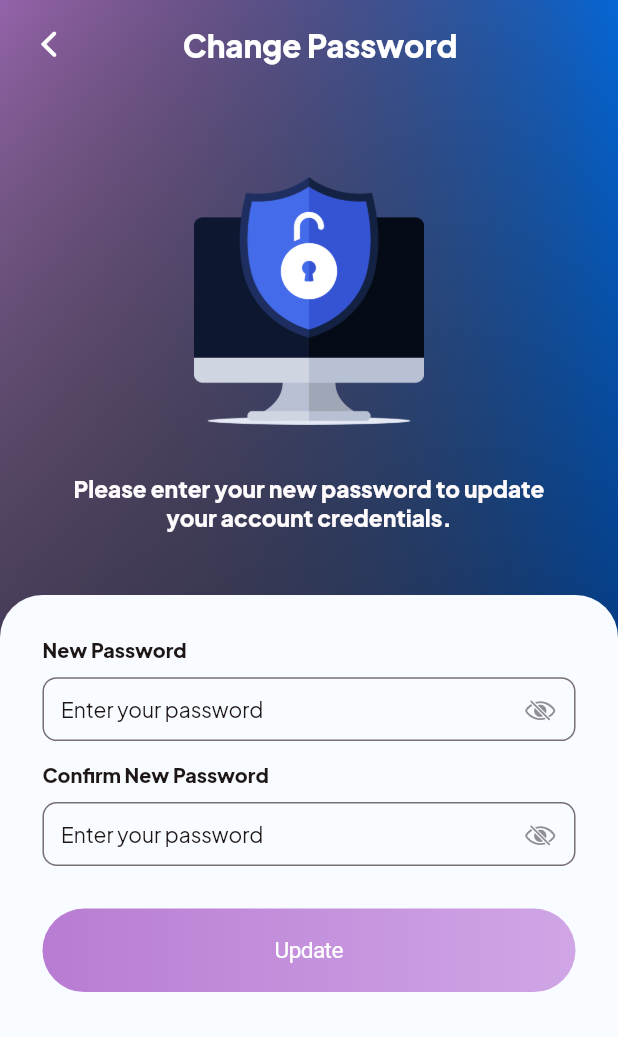
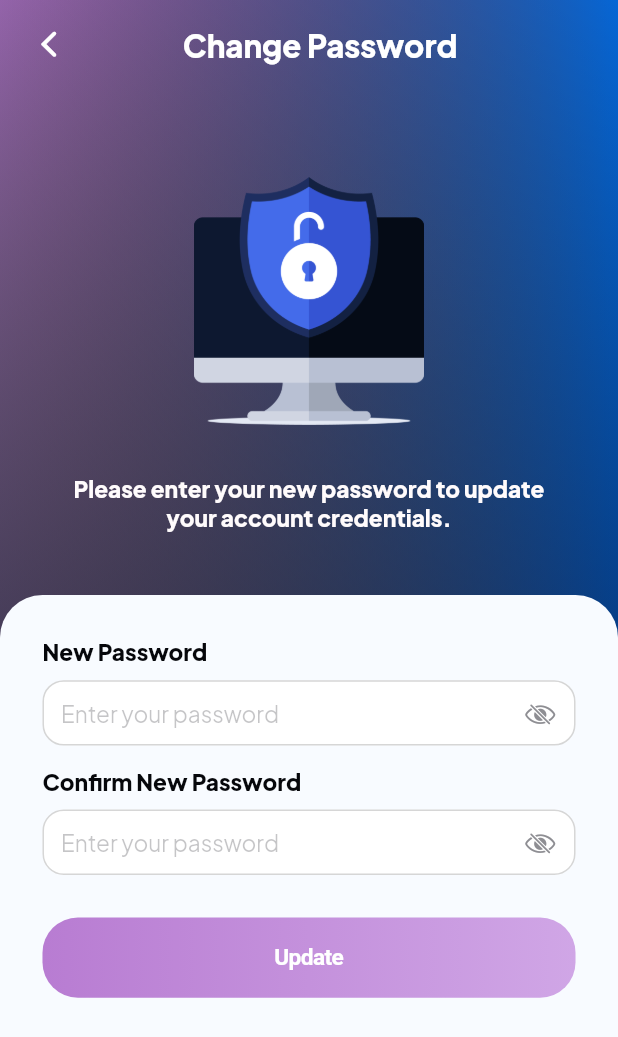
Before and after one commit to Raja-Hamid/wisefox, a Flutter app: the ChangePasswordScreen screen opened directly, on a phone screen of 412 x 824 dp. Shown: the top 1037 px of the screen. Run offline on Flutter 3.47's test engine with Material 3 defaults, Android fonts, the phone set to English and light mode, and no system bars; our stand-ins replace equatable, flutter_bloc, flutter_screenutil, flutter_svg, fpdart, get_it and 1 more; accounts and stored records are empty.

Commit message:
Refined the Bottom Sheet and made improvements to TextField widgets

```diff
--- a/lib/features/profile/presentation/widgets/custom_text_field.dart
+++ b/lib/core/common/widgets/custom_text_field.dart
@@ -2,18 +2,20 @@ import 'package:flutter/cupertino.dart';
 import 'package:flutter_screenutil/flutter_screenutil.dart';
 import 'package:wisefox/core/utilities/app_colors.dart';
 
-class CustomTextField extends StatelessWidget {
+class CustomTextField extends StatefulWidget {
   final String title;
-  final String hintText;
+  final String hintedText;
+  final TextInputType? keyboardType;
   final String? icon;
   final TextEditingController? controller;
-  final bool? obscureText;
+  final bool obscureText;
   final String? Function(String?)? validator;
 
   const CustomTextField({
     super.key,
     required this.title,
-    required this.hintText,
+    required this.hintedText,
+    this.keyboardType,
     this.icon,
     this.controller,
     this.obscureText = false,
@@ -21,47 +23,73 @@ class CustomTextField extends StatelessWidget {
   });
 
   @override
+  State<CustomTextField> createState() => _CustomTextFieldState();
+}
+
+class _CustomTextFieldState extends State<CustomTextField> {
+  late bool _isObscure;
+
+  @override
+  void initState() {
+    super.initState();
+    _isObscure = widget.obscureText;
+  }
+
+  @override
   Widget build(BuildContext context) {
     return FormField<String>(
-      validator: validator,
+      validator: widget.validator,
       builder: (FormFieldState<String> state) {
         return Column(
           crossAxisAlignment: CrossAxisAlignment.start,
           children: [
             Text(
-              title,
+              widget.title,
               style: TextStyle(
-                fontSize: 14.sp,
+                color: AppColors.lightBlack,
+                fontSize: 16.sp,
                 fontWeight: FontWeight.w600,
-                color: AppColors.black,
               ),
             ),
             SizedBox(height: 10.h),
             CupertinoTextField(
-              controller: controller,
-              placeholder: hintText,
+              controller: widget.controller,
+              placeholder: widget.hintedText,
+              keyboardType: widget.keyboardType,
+              obscureText: _isObscure,
               onChanged: (value) => state.didChange(value),
-              placeholderStyle: TextStyle(color: AppColors.black),
               padding: EdgeInsets.all(12.r),
               decoration: BoxDecoration(
-                border: Border.all(color: AppColors.grey),
-                borderRadius: BorderRadius.circular(10.r),
+                color: AppColors.white,
+                border: Border.all(
+                  color: AppColors.darkGrey.withValues(alpha: 0.3),
+                ),
+                borderRadius: BorderRadius.circular(15.r),
               ),
               suffix:
-                  obscureText == true
+                  widget.obscureText == true
                       ? Padding(
                         padding: EdgeInsets.only(right: 12.w),
                         child: GestureDetector(
-                          onTap: () {},
+                          onTap:
+                              () => setState(() {
+                                _isObscure = !_isObscure;
+                              }),
                           child: Icon(
-                            CupertinoIcons.eye_slash,
+                            _isObscure
+                                ? CupertinoIcons.eye_slash
+                                : CupertinoIcons.eye,
                             size: 20,
                             color: CupertinoColors.systemGrey,
                           ),
                         ),
                       )
                       : null,
-              style: TextStyle(color: AppColors.black),
+              style: TextStyle(
+                color: AppColors.black,
+                fontSize: 16.sp,
+                fontWeight: FontWeight.w500,
+              ),
             ),
             if (state.hasError)
               Padding(
--- /dev/null
+++ b/lib/core/common/widgets/rounded_gradient_button.dart
@@ -0,0 +1,35 @@
+import 'package:flutter/cupertino.dart';
+import 'package:flutter_screenutil/flutter_screenutil.dart';
+import 'package:wisefox/core/utilities/app_colors.dart';
+
+class RoundedGradientButton extends StatelessWidget {
+  final String title;
+  final void Function()? onPressed;
+  const RoundedGradientButton({super.key, required this.title, this.onPressed});
+
+  @override
+  Widget build(BuildContext context) {
+    return Container(
+      width: double.infinity,
+      decoration: BoxDecoration(
+        borderRadius: BorderRadius.circular(25.r),
+        gradient: LinearGradient(colors: AppColors.roundedButtonGradient),
+      ),
+      padding: EdgeInsets.symmetric(vertical: 5.h),
+      child: CupertinoButton(
+        padding: EdgeInsets.zero,
+        onPressed: onPressed,
+        child: Center(
+          child: Text(
+            title,
+            style: TextStyle(
+              color: AppColors.white,
+              fontSize: 16.sp,
+              fontWeight: FontWeight.w600,
+            ),
+          ),
+        ),
+      ),
+    );
+  }
+}
--- a/lib/features/authorization/presentation/screens/reset_password_screen.dart
+++ b/lib/features/authorization/presentation/screens/reset_password_screen.dart
@@ -10,7 +10,7 @@ import 'package:wisefox/features/authorization/presentation/bloc/auth_event.dart
 import 'package:wisefox/features/authorization/presentation/bloc/auth_state.dart';
 import 'package:wisefox/features/authorization/presentation/screens/sign_in_screen.dart';
 import 'package:wisefox/core/common/widgets/background_gradient.dart';
-import 'package:wisefox/features/authorization/presentation/widgets/rounded_gradient_button.dart';
+import 'package:wisefox/core/common/widgets/rounded_gradient_button.dart';
 import 'package:wisefox/features/authorization/presentation/widgets/rounded_text_field.dart';
 
 class ResetPasswordScreen extends StatefulWidget {
--- a/lib/features/authorization/presentation/screens/sign_in_screen.dart
+++ b/lib/features/authorization/presentation/screens/sign_in_screen.dart
@@ -11,7 +11,7 @@ import 'package:wisefox/features/authorization/presentation/bloc/auth_event.dart
 import 'package:wisefox/features/authorization/presentation/bloc/auth_state.dart';
 import 'package:wisefox/features/authorization/presentation/screens/reset_password_screen.dart';
 import 'package:wisefox/features/authorization/presentation/screens/sign_up_screen.dart';
-import 'package:wisefox/features/authorization/presentation/widgets/rounded_gradient_button.dart';
+import 'package:wisefox/core/common/widgets/rounded_gradient_button.dart';
 import 'package:wisefox/features/authorization/presentation/widgets/social_row.dart';
 import 'package:wisefox/features/authorization/presentation/widgets/rounded_text_field.dart';
 import 'package:wisefox/core/common/widgets/background_gradient.dart';
--- a/lib/features/authorization/presentation/screens/sign_up_screen.dart
+++ b/lib/features/authorization/presentation/screens/sign_up_screen.dart
@@ -10,7 +10,7 @@ import 'package:wisefox/features/authorization/presentation/bloc/auth_bloc.dart'
 import 'package:wisefox/features/authorization/presentation/bloc/auth_event.dart';
 import 'package:wisefox/features/authorization/presentation/bloc/auth_state.dart';
 import 'package:wisefox/core/common/widgets/background_gradient.dart';
-import 'package:wisefox/features/authorization/presentation/widgets/rounded_gradient_button.dart';
+import 'package:wisefox/core/common/widgets/rounded_gradient_button.dart';
 import 'package:wisefox/features/authorization/presentation/widgets/rounded_text_field.dart';
 import 'package:wisefox/features/authorization/presentation/widgets/social_row.dart';
 
--- a/lib/features/authorization/presentation/widgets/rounded_gradient_button.dart
+++ /dev/null
@@ -1,31 +0,0 @@
-import 'package:flutter/cupertino.dart';
-import 'package:flutter_screenutil/flutter_screenutil.dart';
-import 'package:wisefox/core/utilities/app_colors.dart';
-
-class RoundedGradientButton extends StatelessWidget {
-  final String title;
-  final void Function()? onPressed;
-  const RoundedGradientButton({super.key, required this.title, this.onPressed});
-
-  @override
-  Widget build(BuildContext context) {
-    return CupertinoButton(
-      padding: EdgeInsets.zero,
-      onPressed: onPressed,
-      child: Container(
-        width: double.infinity,
-        decoration: BoxDecoration(
-          borderRadius: BorderRadius.circular(35.r),
-          gradient: LinearGradient(colors: AppColors.roundedButtonGradient),
-        ),
-        padding: EdgeInsets.symmetric(vertical: 20.h),
-        child: Center(
-          child: Text(
-            title,
-            style: TextStyle(color: AppColors.white, fontSize: 16.sp),
-          ),
-        ),
-      ),
-    );
-  }
-}
--- a/lib/features/profile/presentation/screens/change_password_screen.dart
+++ b/lib/features/profile/presentation/screens/change_password_screen.dart
@@ -5,12 +5,12 @@ import 'package:wisefox/core/common/widgets/background_gradient.dart';
 import 'package:wisefox/core/utilities/app_colors.dart';
 import 'package:wisefox/core/utilities/dialog_helpers.dart';
 import 'package:wisefox/core/utilities/validators.dart';
-import 'package:wisefox/features/authorization/presentation/widgets/rounded_gradient_button.dart';
+import 'package:wisefox/core/common/widgets/rounded_gradient_button.dart';
 import 'package:wisefox/features/profile/domain/entities/profile_entity.dart';
 import 'package:wisefox/features/profile/presentation/bloc/profile_bloc.dart';
 import 'package:wisefox/features/profile/presentation/bloc/profile_event.dart';
 import 'package:wisefox/features/profile/presentation/bloc/profile_state.dart';
-import 'package:wisefox/features/profile/presentation/widgets/custom_text_field.dart';
+import 'package:wisefox/core/common/widgets/custom_text_field.dart';
 
 class ChangePasswordScreen extends StatefulWidget {
   const ChangePasswordScreen({super.key});
@@ -130,7 +130,7 @@ class _ChangePasswordScreenState extends State<ChangePasswordScreen> {
                                 children: [
                                   CustomTextField(
                                     title: 'New Password',
-                                    hintText: 'Enter your password',
+                                    hintedText: 'Enter your password',
                                     controller: _passwordController,
                                     obscureText: true,
                                     validator:
@@ -140,7 +140,7 @@ class _ChangePasswordScreenState extends State<ChangePasswordScreen> {
                                   SizedBox(height: 15.h),
                                   CustomTextField(
                                     title: 'Confirm New Password',
-                                    hintText: 'Enter your password',
+                                    hintedText: 'Enter your password',
                                     controller: _confirmPasswordController,
                                     obscureText: true,
                                     validator:
```
Also changed, not shown: lib/features/authorization/presentation/widgets/rounded_text_field.dart (+39 -7 lines), lib/features/dashboard/presentation/widgets/bottom_sheet_popup.dart (+37 -10 lines), lib/features/profile/presentation/screens/edit_profile_screen.dart (+4 -4 lines).
